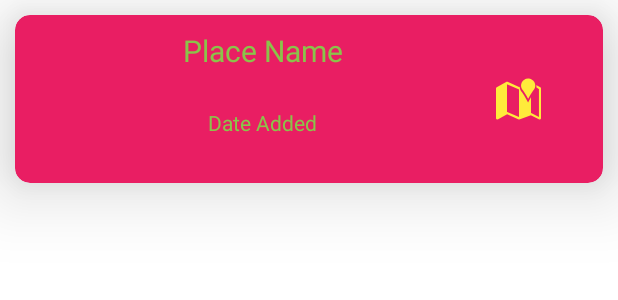
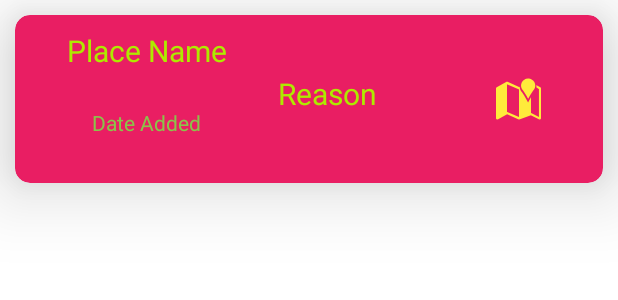
Before and after one commit to sf7293gv/AndroidWishListApp, an Android app: the layout place_list_item.xml on its own in the app's theme, with its tools: preview values and no code run, on a phone screen of 412 x 824 dp. Shown: the top 300 px of the screen. Run offline under Robolectric (Android 15) with nearby library versions, the phone set to English and light mode, and no system bars.

Commit message:
Added a new textEdit and code for reason of visit

```diff
--- a/app/src/main/java/com/example/travelwishlistandroid/Place.kt
+++ b/app/src/main/java/com/example/travelwishlistandroid/Place.kt
@@ -3,7 +3,7 @@ package com.example.travelwishlistandroid
 import java.text.SimpleDateFormat
 import java.util.*
 
-class Place(val name: String, val dateAdded: Date = Date()) {
+class Place(val name: String, val reason: String, val dateAdded: Date = Date()) {
 
     fun formattedDate(): String {
         return SimpleDateFormat("EEE, d, MMM, yyyy", Locale.getDefault()).format(dateAdded)
--- a/app/src/main/java/com/example/travelwishlistandroid/PlaceRecyclerAdapter.kt
+++ b/app/src/main/java/com/example/travelwishlistandroid/PlaceRecyclerAdapter.kt
@@ -20,9 +20,11 @@ class PlaceRecyclerAdapter(private val places: List<Place>, private val onListIt
     inner class ViewHolder(private val view: View): RecyclerView.ViewHolder(view) {
         fun bind(place: Place) {
             val placeNameTextView: TextView = view.findViewById(R.id.place_name)
-            placeNameTextView.text = place.name
+            val reasonTextView: TextView = view.findViewById(R.id.visit_reason)
             val dateCreatedOnTextView: TextView = view.findViewById(R.id.date_place_added)
             val createdOnText = view.context.getString(R.string.created_on, place.formattedDate())
+            placeNameTextView.text = place.name
+            reasonTextView.text = place.reason
             dateCreatedOnTextView.text = createdOnText
             val mapIcon: ImageView = view.findViewById(R.id.map_icon)
             mapIcon.setOnClickListener {
--- a/app/src/main/java/com/example/travelwishlistandroid/PlacesViewModel.kt
+++ b/app/src/main/java/com/example/travelwishlistandroid/PlacesViewModel.kt
@@ -7,7 +7,7 @@ const val TAG = "PLACES_VIEW_MODEL"
 
 class PlacesViewModel: ViewModel() {
 
-    private val places = mutableListOf<Place>(Place("Amman"), Place("Minneapolis"))
+    private val places = mutableListOf<Place>(Place("Amman", "See Fam"), Place("Minneapolis", "Study"))
 
     fun getPlaces(): List<Place> {
         return places // smart cast
--- a/app/src/main/res/layout/place_list_item.xml
+++ b/app/src/main/res/layout/place_list_item.xml
@@ -22,9 +22,9 @@
             android:layout_width="wrap_content"
             android:layout_height="wrap_content"
             android:background="@color/list_item_background"
-        android:textColor="#8BC34A"
+            android:textColor="#AEEA00"
             android:textSize="@dimen/large_text_size"
-        app:layout_constraintEnd_toStartOf="@+id/map_icon"
+            app:layout_constraintEnd_toStartOf="@+id/visit_reason"
             app:layout_constraintStart_toStartOf="parent"
             app:layout_constraintTop_toTopOf="parent"
             tools:text="Place Name" />
@@ -49,10 +49,26 @@
             android:padding="@dimen/medium_spacing"
             android:textColor="#8BC34A"
             app:layout_constraintBottom_toBottomOf="parent"
-        app:layout_constraintEnd_toStartOf="@+id/map_icon"
+            app:layout_constraintEnd_toStartOf="@+id/visit_reason"
             app:layout_constraintStart_toStartOf="parent"
             app:layout_constraintTop_toBottomOf="@+id/place_name"
             app:layout_constraintVertical_bias="0.625"
             tools:text="Date Added" />
+
+        <TextView
+            android:id="@+id/visit_reason"
+            android:layout_width="wrap_content"
+            android:layout_height="wrap_content"
+            android:layout_margin="@dimen/small_spacing"
+            android:padding="@dimen/medium_spacing"
+            android:text="@string/reason"
+            android:textColor="#AEEA00"
+            android:textSize="@dimen/large_text_size"
+            app:layout_constraintBottom_toBottomOf="parent"
+            app:layout_constraintEnd_toStartOf="@+id/map_icon"
+            app:layout_constraintHorizontal_bias="0.703"
+            app:layout_constraintStart_toStartOf="parent"
+            app:layout_constraintTop_toTopOf="parent"
+            app:layout_constraintVertical_bias="0.384" />
     </androidx.constraintlayout.widget.ConstraintLayout>
 </androidx.cardview.widget.CardView>
--- a/app/src/main/res/values/strings.xml
+++ b/app/src/main/res/values/strings.xml
@@ -6,4 +6,6 @@
     <string name="created_on">Created on %1$s</string>
     <string name="place_deleted">%1$s deleted</string>
     <string name="undo">UNDO</string>
+    <string name="enter_reason_for_visit">Enter reason for visit</string>
+    <string name="reason">Reason</string>
 </resources>
```
Also changed, not shown: app/src/main/java/com/example/travelwishlistandroid/MainActivity.kt (+9 -3 lines), app/src/main/res/layout/activity_main.xml (+16 -1 lines). Lines whose indentation alone changed are shown as unchanged.
